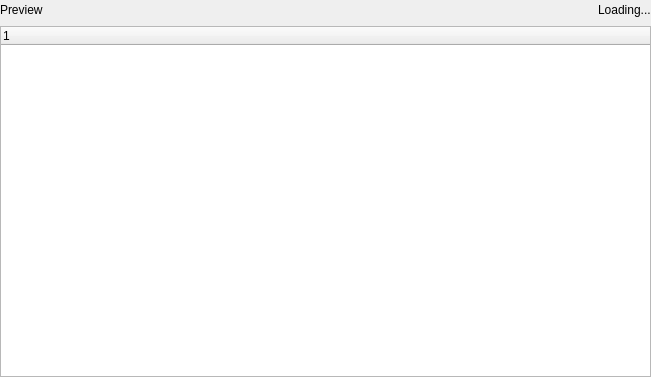
Qt form src/smartplaylists/smartplaylistsearchpreview.ui (clementine-player/Clementine) before a commit.
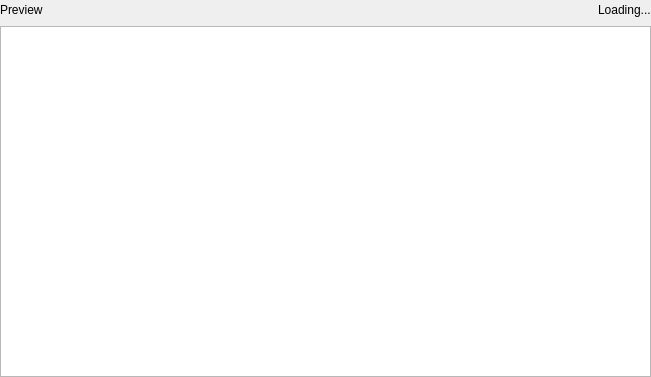
The same form after that commit. Custom widgets are drawn as their Qt base class.

Commit message: Use an actual playlist widget in the preview

What changed in the file:
```diff
--- a/src/smartplaylists/smartplaylistsearchpreview.ui
+++ b/src/smartplaylists/smartplaylistsearchpreview.ui
@@ -64,7 +64,7 @@
     </layout>
    </item>
    <item>
-    <widget class="QTreeWidget" name="tree">
+    <widget class="PlaylistView" name="tree">
      <property name="rootIsDecorated">
       <bool>false</bool>
      </property>
@@ -74,11 +74,6 @@
      <property name="allColumnsShowFocus">
       <bool>true</bool>
      </property>
-     <column>
-      <property name="text">
-       <string notr="true">1</string>
-      </property>
-     </column>
     </widget>
    </item>
   </layout>
@@ -90,6 +85,11 @@
    <header>widgets/busyindicator.h</header>
    <container>1</container>
   </customwidget>
+  <customwidget>
+   <class>PlaylistView</class>
+   <extends>QTreeView</extends>
+   <header>playlist/playlistview.h</header>
+  </customwidget>
  </customwidgets>
  <resources/>
  <connections/>
```
The commit also changes 5 other files.
